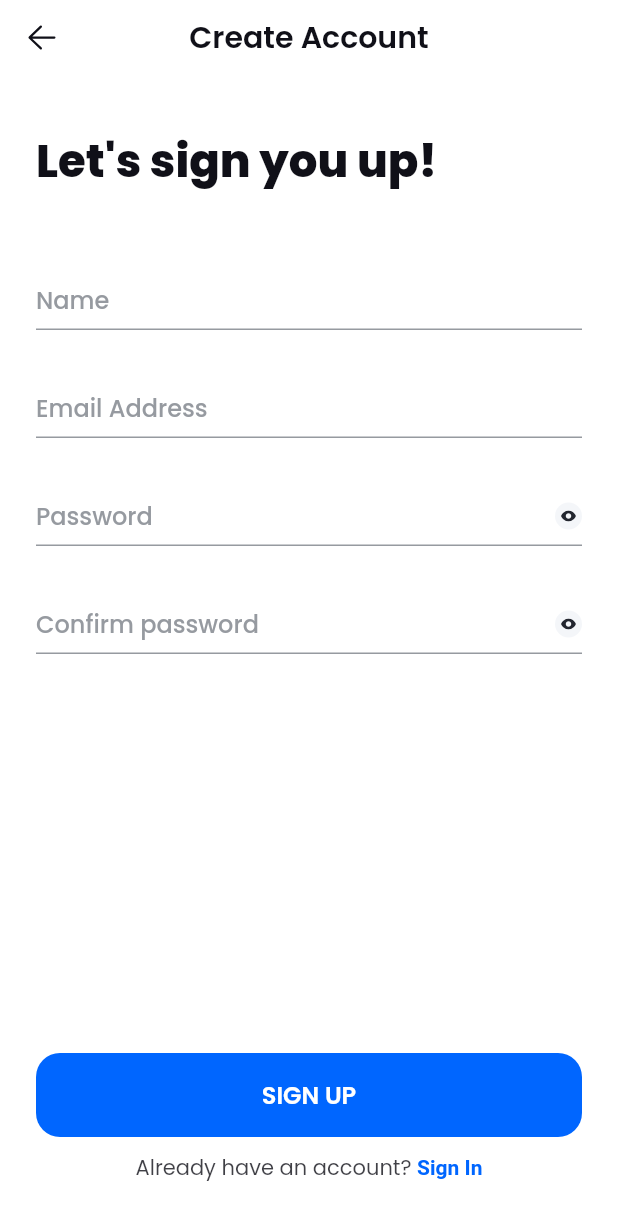
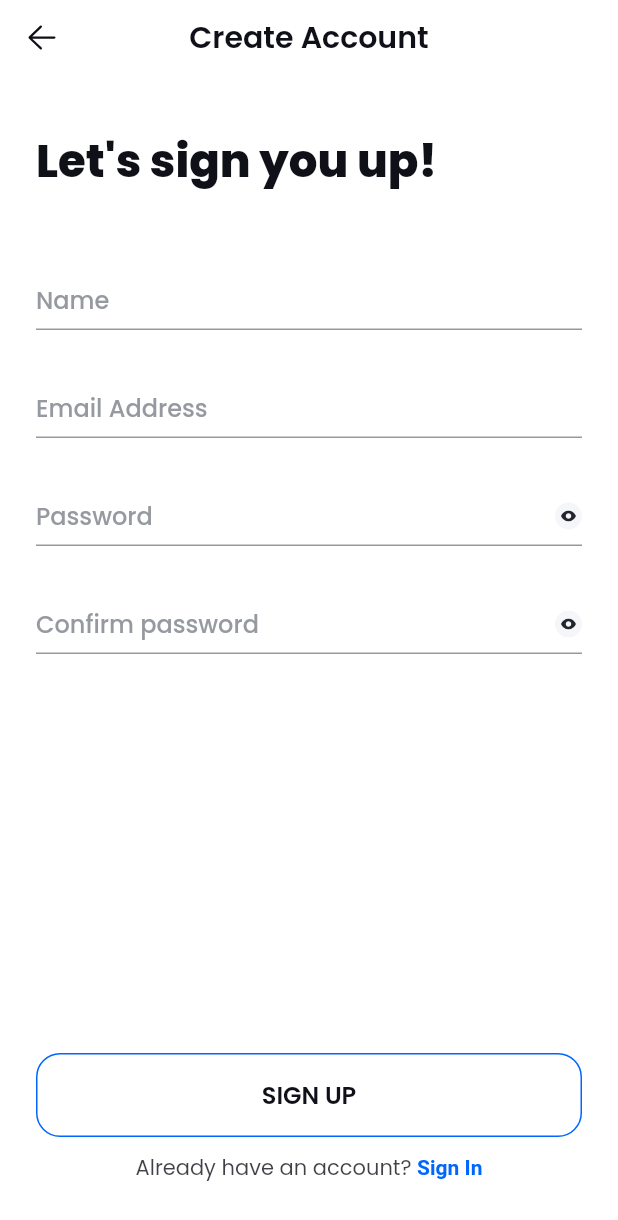
Before and after one commit to anrbyrm/stocoin, a Flutter app: the RegisterPage screen opened directly, on a phone screen of 412 x 824 dp. Shown: the top 1220 px of the screen. Run offline on Flutter 3.47's test engine with Material 2 defaults, Android fonts, the phone set to English and light mode, and no system bars; our stand-ins replace equatable, fluentui_system_icons, flutter_bloc, flutter_dotenv, flutter_hooks, flutter_svg and 2 more.

Commit message:
entry button UI updated

```diff
--- a/lib/core/ui/entry_button.dart
+++ b/lib/core/ui/entry_button.dart
@@ -7,9 +7,10 @@ import 'package:stocoin/core/config/app_constants.dart';
 import 'package:stocoin/core/localization/app_localization.dart';
 
 class EntryButton extends HookWidget {
-  const EntryButton({this.label, Key? key}) : super(key: key);
+  const EntryButton({this.label, this.enabled, Key? key}) : super(key: key);
 
   final String? label;
+  final bool? enabled;
 
   @override
   Widget build(BuildContext context) {
@@ -19,9 +20,11 @@ class EntryButton extends HookWidget {
 
     return Listener(
       onPointerDown: (_) {
-        verticalPadding.value = .8;
-        horizontalPadding.value += .8;
-        HapticFeedback.vibrate();
+        if (enabled!) {
+          verticalPadding.value = .8;
+          horizontalPadding.value += .8;
+          HapticFeedback.vibrate();
+        }
       },
       onPointerUp: (_) {
         verticalPadding.value = 0;
@@ -36,16 +39,19 @@ class EntryButton extends HookWidget {
           height: 56,
           width: double.infinity,
           decoration: BoxDecoration(
-            color: buttonColor,
+            color: enabled! ? buttonColor : get(context).scaffold,
+            border: enabled!
+                ? Border.all(width: 0)
+                : Border.all(color: buttonColor),
             borderRadius: BorderRadius.circular(entryButtonRadius),
           ),
           child: Center(
             child: Text(
               label!.tr().toUpperCase(),
-              style: Theme.of(context).textTheme.bodyText1!.copyWith(
-                    fontWeight: FontWeight.w600,
-                    color: const Color(0xFFFFFFFF),
-                  ),
+              style: Theme.of(context)
+                  .textTheme
+                  .bodyText1!
+                  .copyWith(fontWeight: FontWeight.w600),
             ),
           ),
         ),
```
